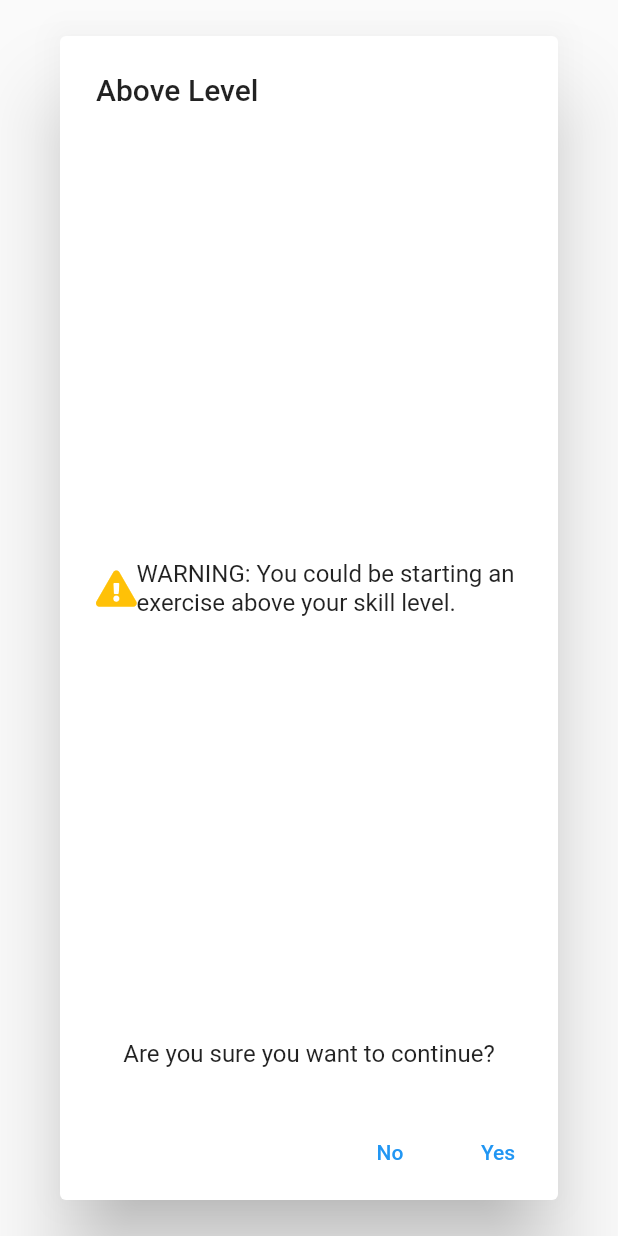
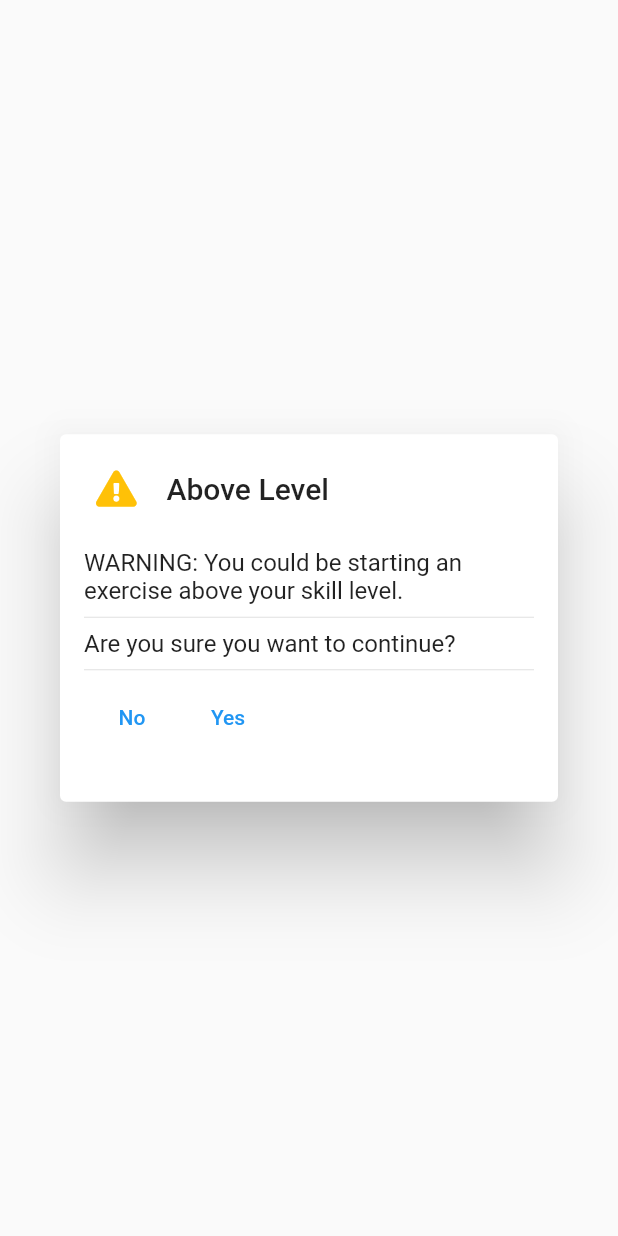
Before and after one commit to RealMarkSussex/coursework_two, a Flutter app: the AboveLevel widget shown alone on an empty page, opened directly with empty values, on a phone screen of 412 x 824 dp. Run offline on Flutter 3.47's test engine with Material 2 defaults, Android fonts, the phone set to English and light mode, and no system bars; our stand-ins replace audioplayers, cloud_firestore, firebase_core, flutter_linkify, font_awesome_flutter; missing offline and left inert: flutter_email_sender; accounts and stored records are empty.

Commit message:
above level styling

```diff
--- a/lib/dialogs/above_level.dart
+++ b/lib/dialogs/above_level.dart
@@ -9,33 +9,47 @@ import '../state/page_state.dart';
 class AboveLevel extends StatelessWidget {
   final String exerciseType;
   const AboveLevel({Key? key, required this.exerciseType}) : super(key: key);
+  static const textSpacing = 20.0;
 
   @override
   Widget build(BuildContext context) {
-    return AlertDialog(
-      title: const Text('Above Level'),
-      content: Expanded(
-        child: Column(
-          children: [
-            Expanded(
-              child: Row(
+    return SimpleDialog(
+        title: Row(
           children: const [
             FaIcon(
               FontAwesomeIcons.exclamationTriangle,
               color: Colors.amber,
             ),
+            SizedBox(
+              width: textSpacing,
+            ),
+            Text('Above Level'),
+          ],
+        ),
+        children: [
+          Padding(
+            padding: const EdgeInsets.all(16.0),
+            child: Column(
+              mainAxisAlignment: MainAxisAlignment.spaceBetween,
+              children: [
+                Row(
+                  mainAxisAlignment: MainAxisAlignment.center,
+                  children: const [
                     Flexible(
                       child: Text(
                           'WARNING: You could be starting an exercise above your skill level.'),
                     )
                   ],
                 ),
-            ),
-            const Text("Are you sure you want to continue?")
+                const Divider(),
+                Row(
+                  children: const [
+                    Text("Are you sure you want to continue?"),
                   ],
                 ),
-      ),
-      actions: <Widget>[
+                const Divider(),
+                Row(
+                  children: [
                     TextButton(
                       onPressed: () => Navigator.pushNamed(context, '/'),
                       child: const Text('No'),
@@ -44,13 +58,18 @@ class AboveLevel extends StatelessWidget {
                       return Consumer<ExerciseState>(
                           builder: (context, exerciseState, child) {
                         return TextButton(
-              onPressed: () => openExercises(context, exerciseState, pageState),
+                          onPressed: () =>
+                              openExercises(context, exerciseState, pageState),
                           child: const Text('Yes'),
                         );
                       });
                     }),
                   ],
-    );
+                )
+              ],
+            ),
+          ),
+        ]);
   }
 
   void openExercises(
```
Lines whose indentation alone changed are shown as unchanged.
